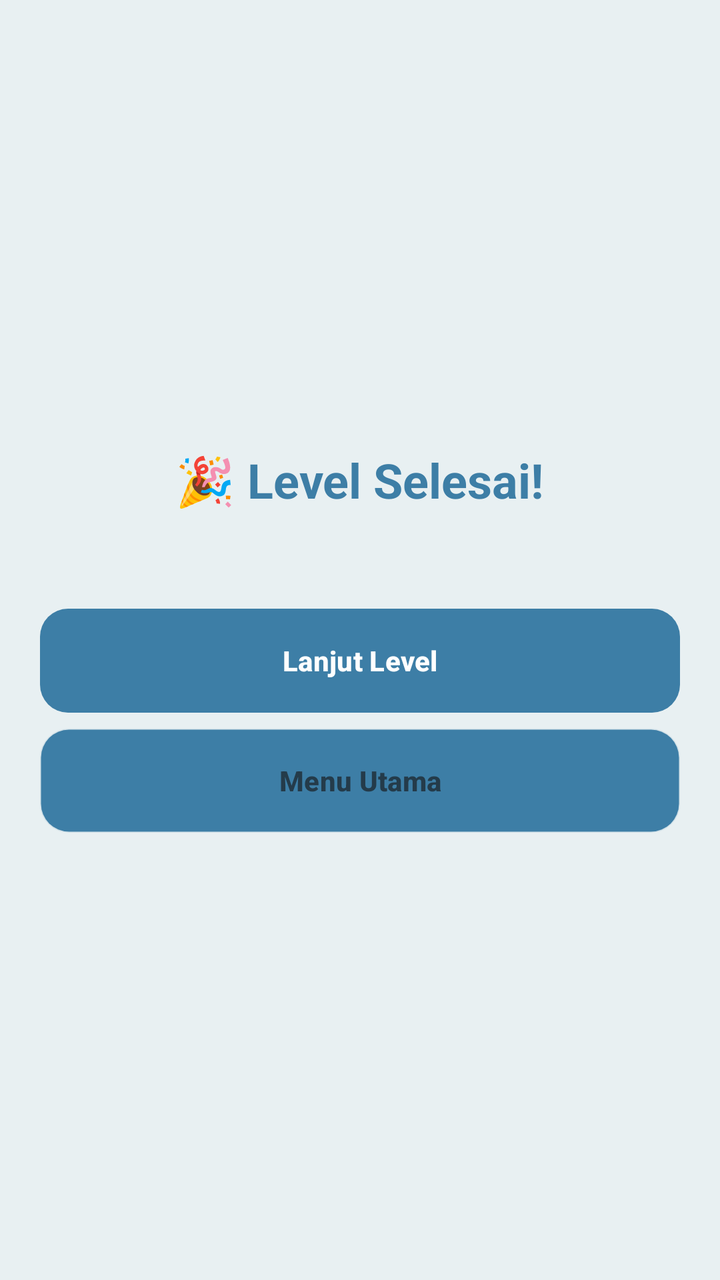
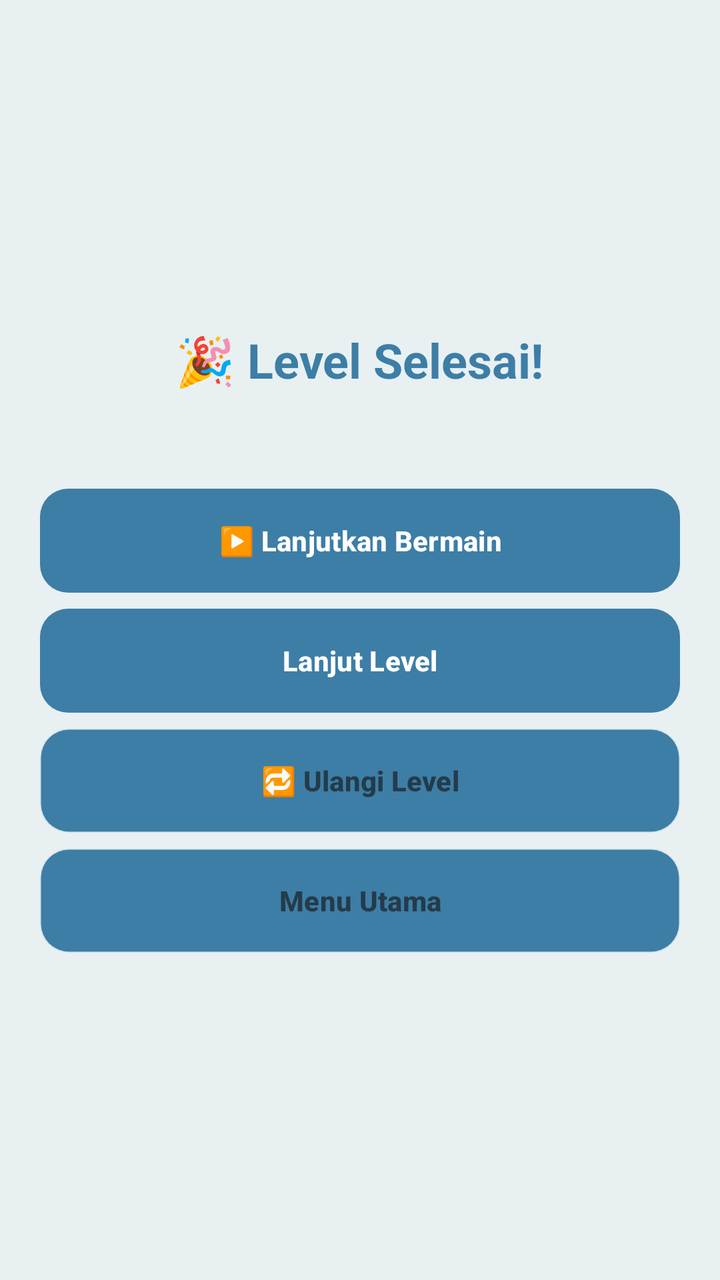

The first picture is an Android layout as it rendered before a commit; the second is the same layout after the commit. The layout source and the unified diff follow.
<!-- AndroidManifest.xml: application theme Theme.MatchTriplePro -->
<!-- res/layout/dialog_result.xml -->
<?xml version="1.0" encoding="utf-8"?>
<LinearLayout xmlns:android="http://schemas.android.com/apk/res/android"
    android:layout_width="match_parent"
    android:layout_height="wrap_content"
    android:orientation="vertical"
    android:padding="20dp"
    android:gravity="center">

    <TextView
        android:id="@+id/resTitle"
        android:layout_width="wrap_content"
        android:layout_height="wrap_content"
        android:text="🎉 Level Selesai!"
        android:textColor="@color/primary"
        android:textSize="24sp"
        android:textStyle="bold"/>

    <TextView
        android:id="@+id/resText"
        android:layout_width="match_parent"
        android:layout_height="wrap_content"
        android:layout_marginTop="12dp"
        android:gravity="center"
        android:textColor="@color/text"
        android:textSize="15sp"/>

    <Button
        android:id="@+id/btnNextLevel"
        android:layout_width="match_parent"
        android:layout_height="52dp"
        android:layout_marginTop="16dp"
        android:background="@drawable/bg_button_primary"
        android:text="@string/next_level"
        android:textColor="#FFFFFF"
        android:textStyle="bold"
        android:stateListAnimator="@null"/>

    <Button
        android:id="@+id/btnBackMenu"
        android:layout_width="match_parent"
        android:layout_height="52dp"
        android:layout_marginTop="8dp"
        android:background="@drawable/bg_button_secondary"
        android:text="@string/main_menu"
        android:textColor="@color/text"
        android:textStyle="bold"
        android:stateListAnimator="@null"/>
</LinearLayout>
<!-- resources referenced by this layout -->
<resources>
  <color name="primary">#3D7EA6</color>
  <color name="text">#243B4A</color>
  <!-- drawable bg_button_primary (drawable) -->
  <?xml version="1.0" encoding="utf-8"?>
  <shape xmlns:android="http://schemas.android.com/apk/res/android" android:shape="rectangle">
      <solid android:color="@color/primary"/>
      <corners android:radius="14dp"/>
  </shape>
  <!-- drawable bg_button_secondary (drawable) -->
  <?xml version="1.0" encoding="utf-8"?>
  <shape xmlns:android="http://schemas.android.com/apk/res/android" android:shape="rectangle">
      <solid android:color="@color/panel"/>
      <corners android:radius="14dp"/>
      <stroke android:width="1dp" android:color="#22000000"/>
  </shape>
  <string name="main_menu">Menu Utama</string>
  <string name="next_level">Lanjut Level</string>
  <style name="Theme.MatchTriplePro" parent="Theme.Material3.Light.NoActionBar">
          <item name="android:statusBarColor">@color/bg</item>
          <item name="android:windowLightStatusBar">true</item>
          <item name="android:navigationBarColor">@color/bg</item>
          <item name="android:windowBackground">@color/bg</item>
          <item name="colorPrimary">@color/primary</item>
          <item name="colorOnPrimary">#FFFFFF</item>
      </style>
  <color name="panel">#FFFFFF</color>
  <color name="bg">#E8F0F2</color>
</resources>

<!-- the commit's change to res/layout/dialog_result.xml (unified diff, before → after) -->
@@ -25,13 +25,35 @@
         android:textSize="15sp"/>
 
     <Button
-        android:id="@+id/btnNextLevel"
+        android:id="@+id/btnContinuePlay"
         android:layout_width="match_parent"
         android:layout_height="52dp"
         android:layout_marginTop="16dp"
         android:background="@drawable/bg_button_primary"
+        android:text="▶️ Lanjutkan Bermain"
+        android:textColor="#FFFFFF"
+        android:textStyle="bold"
+        android:stateListAnimator="@null"/>
+
+    <Button
+        android:id="@+id/btnNextLevel"
+        android:layout_width="match_parent"
+        android:layout_height="52dp"
+        android:layout_marginTop="8dp"
+        android:background="@drawable/bg_button_primary"
         android:text="@string/next_level"
         android:textColor="#FFFFFF"
+        android:textStyle="bold"
+        android:stateListAnimator="@null"/>
+
+    <Button
+        android:id="@+id/btnRetry"
+        android:layout_width="match_parent"
+        android:layout_height="52dp"
+        android:layout_marginTop="8dp"
+        android:background="@drawable/bg_button_secondary"
+        android:text="🔁 Ulangi Level"
+        android:textColor="@color/text"
         android:textStyle="bold"
         android:stateListAnimator="@null"/>
 
